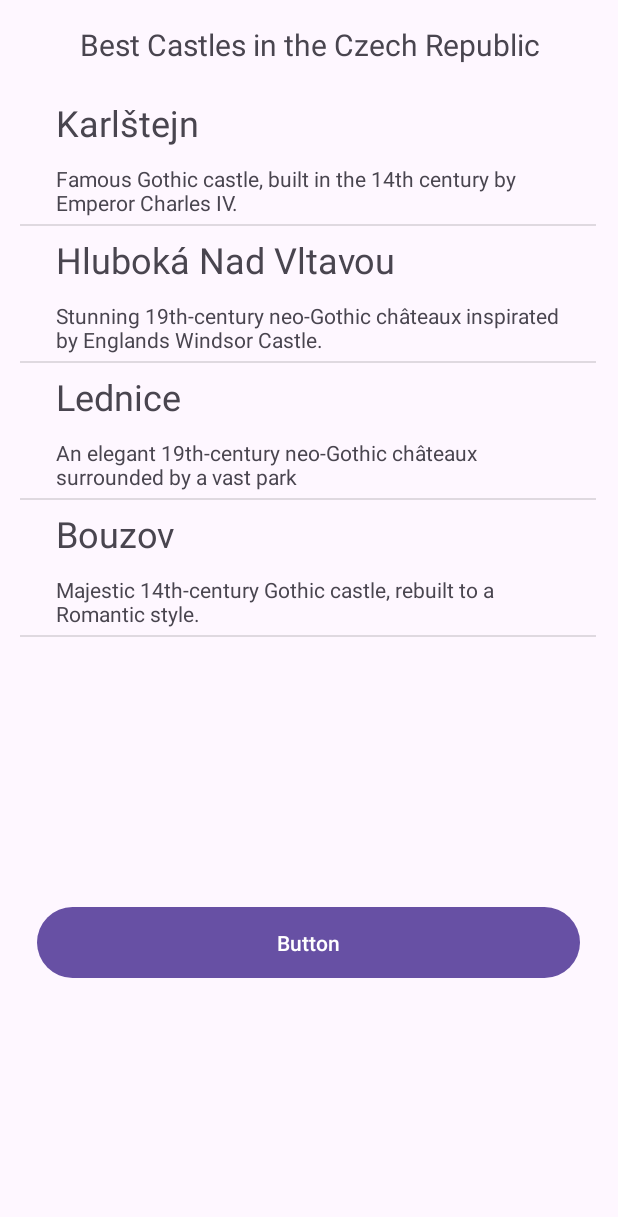
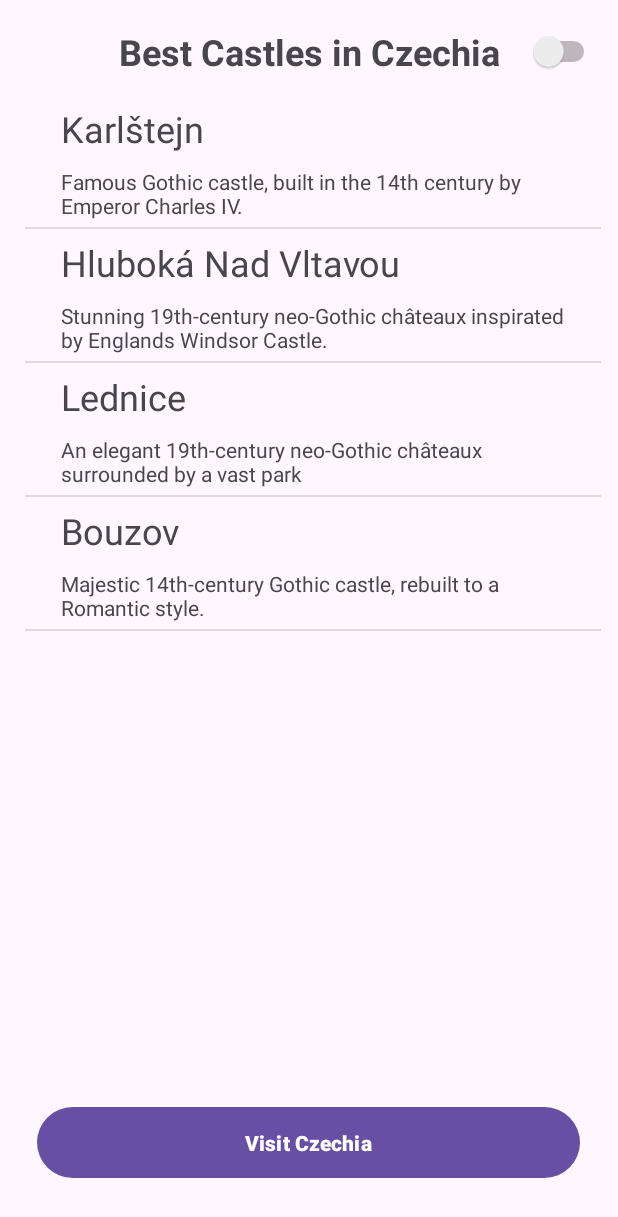
Before and after one commit to VaclavTuma/MobileProjectVaclavTumaV2, an Android app: the screen it shows after launch (MainActivity), on a phone screen of 412 x 824 dp. Shown: the top 1217 px of the screen. Run offline under Robolectric (Android 15) with nearby library versions, the phone set to English and light mode, and no system bars.

Commit message:
Button added and improved, design change later

```diff
--- a/app/src/main/java/com/example/mobileprojectvaclavtuma/MainActivity.java
+++ b/app/src/main/java/com/example/mobileprojectvaclavtuma/MainActivity.java
@@ -2,9 +2,11 @@ package com.example.mobileprojectvaclavtuma;
 
 import android.content.Intent;
 import android.content.res.Resources;
+import android.net.Uri;
 import android.os.Bundle;
 import android.view.View;
 import android.widget.AdapterView;
+import android.widget.Button;
 import android.widget.ListView;
 
 import androidx.appcompat.app.AppCompatActivity;
@@ -18,13 +20,7 @@ public class MainActivity extends AppCompatActivity {
     @Override
     protected void onCreate(Bundle savedInstanceState) {
         super.onCreate(savedInstanceState);
-        //EdgeToEdge.enable(this);
         setContentView(R.layout.activity_main);
-        /*ViewCompat.setOnApplyWindowInsetsListener(findViewById(R.id.main), (v, insets) -> {
-            Insets systemBars = insets.getInsets(WindowInsetsCompat.Type.systemBars());
-            v.setPadding(systemBars.left, systemBars.top, systemBars.right, systemBars.bottom);
-            return insets;
-        });*/
 
         Resources res = getResources(); // creation of res variable
         myListView = (ListView) findViewById(R.id.myListView);
@@ -44,6 +40,18 @@ public class MainActivity extends AppCompatActivity {
             }
         });
 
+        // launch activity outside of my app, it will open Visit Czechia
+        Button linkButton = (Button) findViewById(R.id.linkButton);
+        linkButton.setOnClickListener(new View.OnClickListener() { // listener to clicking the google button and what will happen after
+            @Override
+            public void onClick(View v) {
+                String visit = "https://www.visitczechia.com/en-us/campaigns/traditions-2022/architecture/most-beautiful-czech-castles";
+                Uri webaddress = Uri.parse(visit);
+
+                Intent gotoVisitCzechia = new Intent(Intent.ACTION_VIEW, webaddress);
+                startActivity(gotoVisitCzechia);
+            }
+        });
     }
 }
 //android:id="@+id/imageView"
--- a/app/src/main/res/layout/activity_main.xml
+++ b/app/src/main/res/layout/activity_main.xml
@@ -9,12 +9,13 @@
 
     <TextView
         android:id="@+id/title"
-        android:layout_width="379dp"
-        android:layout_height="27dp"
+        android:layout_width="268dp"
+        android:layout_height="37dp"
         android:layout_marginTop="16dp"
         android:gravity="center"
-        android:text="Best Castles in the Czech Republic"
-        android:textSize="20sp"
+        android:text="Best Castles in Czechia"
+        android:textSize="24sp"
+        android:textStyle="bold"
         app:layout_constraintEnd_toEndOf="parent"
         app:layout_constraintStart_toStartOf="parent"
         app:layout_constraintTop_toTopOf="parent" />
@@ -23,25 +24,36 @@
         android:id="@+id/myListView"
         android:layout_width="384dp"
         android:layout_height="501dp"
-        android:layout_marginTop="16dp"
+        android:layout_marginTop="10dp"
         app:layout_constraintBottom_toBottomOf="parent"
         app:layout_constraintEnd_toEndOf="parent"
-        app:layout_constraintHorizontal_bias="0.481"
+        app:layout_constraintHorizontal_bias="0.592"
         app:layout_constraintStart_toStartOf="parent"
         app:layout_constraintTop_toBottomOf="@id/title"
         app:layout_constraintVertical_bias="0.0" />
 
     <Button
-        android:id="@+id/KSI"
+        android:id="@+id/linkButton"
         android:layout_width="362dp"
         android:layout_height="55dp"
         android:layout_marginTop="40dp"
-        android:text="Button"
+        android:text="Visit Czechia"
+        android:textStyle="bold"
         app:layout_constraintBottom_toBottomOf="parent"
         app:layout_constraintEnd_toEndOf="parent"
         app:layout_constraintHorizontal_bias="0.489"
         app:layout_constraintStart_toStartOf="parent"
         app:layout_constraintTop_toBottomOf="@+id/myListView"
-        app:layout_constraintVertical_bias="0.0" />
+        app:layout_constraintVertical_bias="0.789"
+        app:rippleColor="#03A9F4" />
+
+    <Switch
+        android:id="@+id/switchMode"
+        android:layout_width="74dp"
+        android:layout_height="48dp"
+        android:layout_marginTop="10dp"
+        android:layout_marginEnd="12dp"
+        app:layout_constraintEnd_toEndOf="parent"
+        app:layout_constraintTop_toTopOf="parent" />
 
 </androidx.constraintlayout.widget.ConstraintLayout>
--- a/app/src/main/res/layout/my_listview_detail.xml
+++ b/app/src/main/res/layout/my_listview_detail.xml
@@ -6,14 +6,14 @@
 
     <TextView
         android:id="@+id/nameTextView"
-        android:layout_width="365dp"
+        android:layout_width="wrap_content"
         android:layout_height="wrap_content"
         android:layout_alignParentStart="true"
         android:layout_alignParentTop="true"
         android:layout_alignParentEnd="true"
         android:layout_marginStart="24dp"
         android:layout_marginTop="6dp"
-        android:layout_marginEnd="21dp"
+        android:layout_marginEnd="24dp"
         android:text="name"
         android:textSize="24sp" />
 
@@ -25,8 +25,8 @@
         android:layout_alignParentStart="true"
         android:layout_alignParentEnd="true"
         android:layout_marginStart="24dp"
-        android:layout_marginTop="11dp"
-        android:layout_marginEnd="19dp"
+        android:layout_marginTop="9dp"
+        android:layout_marginEnd="24dp"
         android:text="description" />
 
 </RelativeLayout>
--- a/app/src/main/res/values/colors.xml
+++ b/app/src/main/res/values/colors.xml
@@ -2,4 +2,5 @@
 <resources>
     <color name="black">#FF000000</color>
     <color name="white">#FFFFFFFF</color>
+    <color name="yellow">#FFFF00</color>
 </resources>
```
